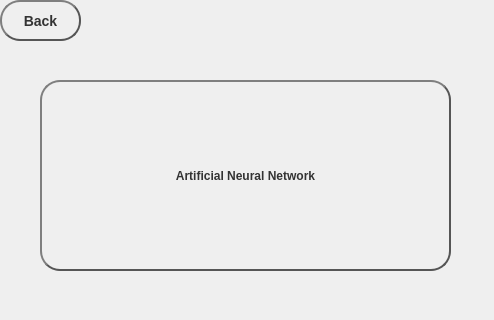
Old version of the form deepLearning.ui in the repository Aineshphanithi/Anatomizing-ML-Algorithms; both pictures show x 0 to 494 and y 0 to 320 of the 494 by 677 pixel window.
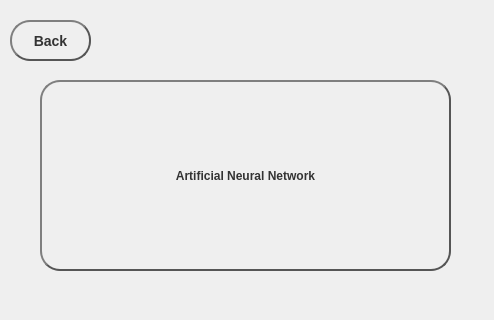
New version of the form.

```diff
--- a/deepLearning.ui
+++ b/deepLearning.ui
@@ -120,8 +120,8 @@
   <widget class="QPushButton" name="back">
    <property name="geometry">
     <rect>
-     <x>0</x>
-     <y>0</y>
+     <x>10</x>
+     <y>20</y>
      <width>81</width>
      <height>41</height>
     </rect>
```
